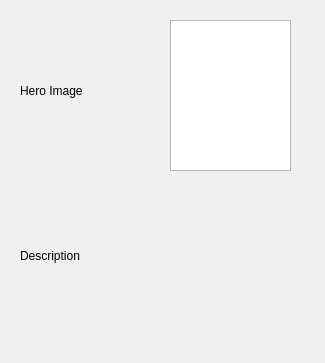
Qt form PayStarWars/CharacterSelectScreen/Characters/CharacterSelectionCloneSoldierSelection.ui (beratyil/playStarWars) before a commit.
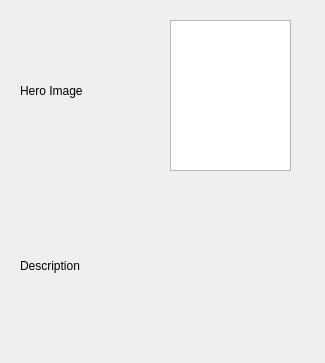
The same form after that commit.

Commit message: Write the description of Paratrooper info screen

Patch:
```diff
--- a/PayStarWars/CharacterSelectScreen/Characters/CharacterSelectionCloneSoldierSelection.ui
+++ b/PayStarWars/CharacterSelectScreen/Characters/CharacterSelectionCloneSoldierSelection.ui
@@ -50,7 +50,7 @@
      <x>20</x>
      <y>210</y>
      <width>271</width>
-     <height>91</height>
+     <height>111</height>
     </rect>
    </property>
    <property name="text">
```
The commit also changes 3 other files.
